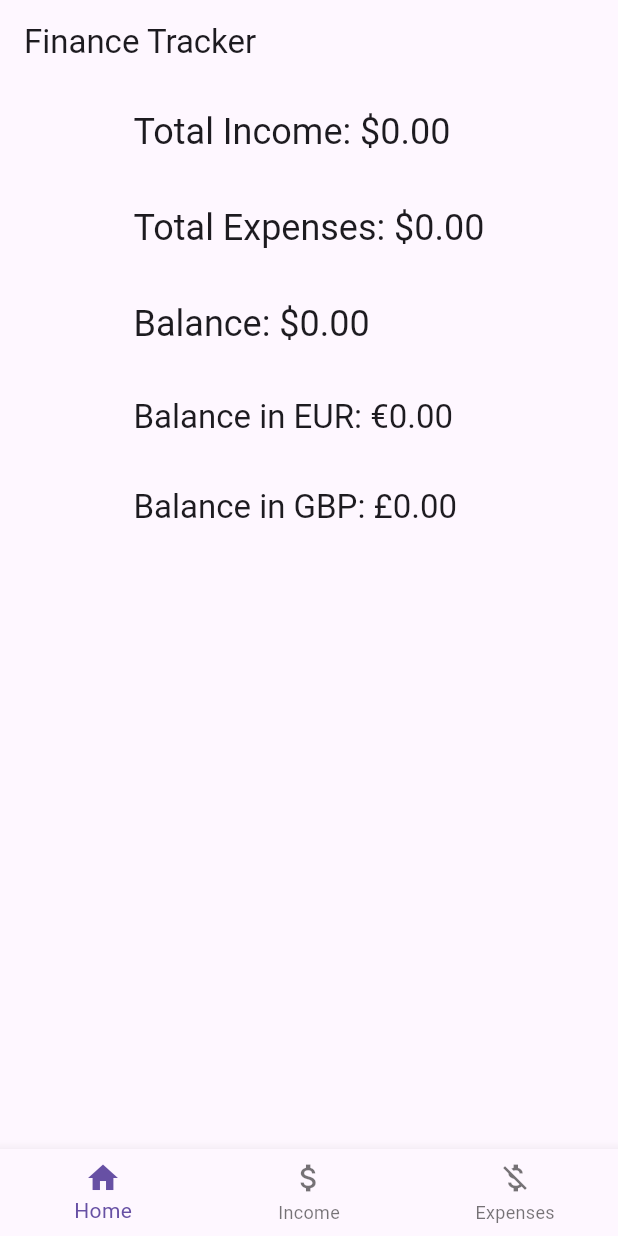
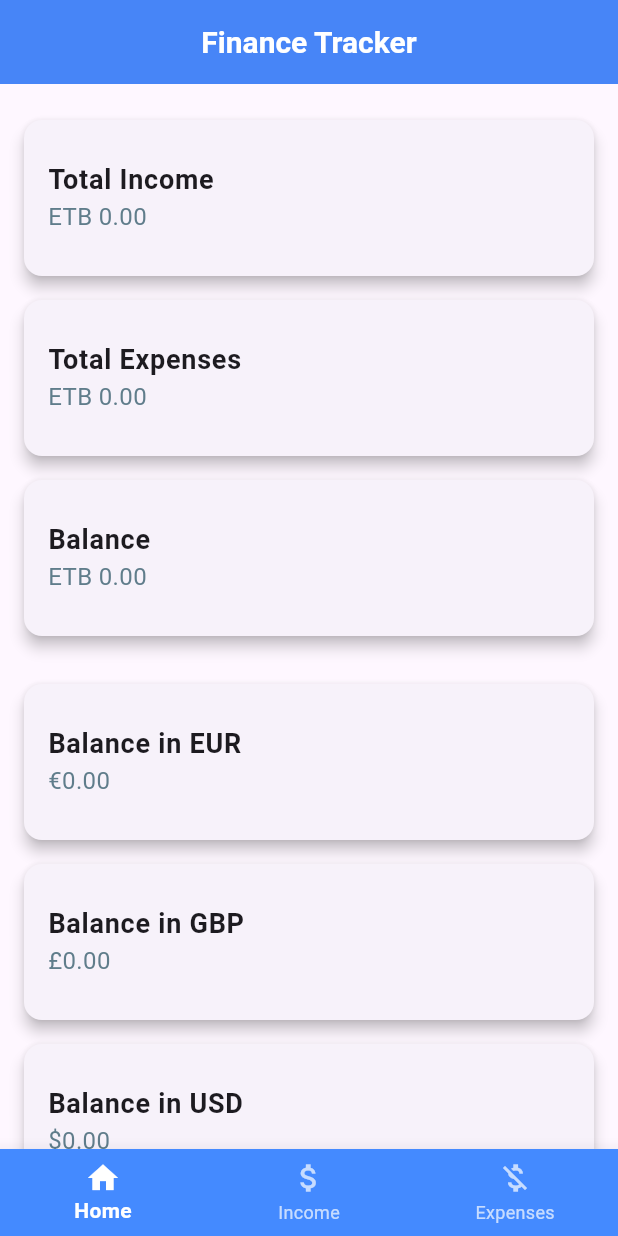
Before and after one commit to ahita1/finance_tracker, a Flutter app: the screen it shows after launch, on a phone screen of 412 x 824 dp. Run offline on Flutter 3.47's test engine with Material 3 defaults, Android fonts, the phone set to English and light mode, and no system bars; our stand-ins replace sqflite, sqflite_common_ffi; accounts and stored records are empty; network calls fail.

Commit message:
Editing page designs

```diff
--- a/analysis_options.yaml
+++ b/analysis_options.yaml
@@ -7,7 +7,7 @@
 
 # The following line activates a set of recommended lints for Flutter apps,
 # packages, and plugins designed to encourage good coding practices.
-include: package:flutter_lints/flutter.yaml
+# include: package:flutter_lints/flutter.yaml
 
 linter:
   # The lint rules applied to this project can be customized in the
--- a/lib/main.dart
+++ b/lib/main.dart
@@ -28,10 +28,21 @@ class MyApp extends StatelessWidget {
         theme: ThemeData(
           primarySwatch: Colors.blue,
           visualDensity: VisualDensity.adaptivePlatformDensity,
+          appBarTheme: AppBarTheme(
+            backgroundColor: Colors.blueAccent, // Background color of the AppBar
+            elevation: 4, // Elevation for shadow effect
+            titleTextStyle: TextStyle(
+              color: Colors.white, // Color of the AppBar title
+              fontSize: 20, // Font size of the AppBar title
+              fontWeight: FontWeight.bold, // Font weight of the AppBar title
+            ),
+            iconTheme: IconThemeData(
+              color: Colors.white, // Color of the AppBar icons
+            ),
+          ),
         ),
-        initialRoute: '/', // Set the initial route to the IncomeScreen
+        initialRoute: '/', // Set the initial route to the HomeScreen
         routes: {
-
           '/': (context) => HomeScreen(),
           '/income': (context) => IncomeScreen(),
           '/expense': (context) => ExpenseScreen(),
--- a/lib/providers/finance_provider.dart
+++ b/lib/providers/finance_provider.dart
@@ -1,11 +1,14 @@
 import 'package:flutter/material.dart';
 import '../services/db_helper.dart';
+import '../services/currency_service.dart';
 
 class FinanceProvider with ChangeNotifier {
   double _totalIncome = 0.0;
   double _totalExpenses = 0.0;
   List<Map<String, dynamic>> _incomes = [];
   List<Map<String, dynamic>> _expenses = [];
+
+  final CurrencyService _currencyService = CurrencyService();
 
   double get totalIncome => _totalIncome;
   double get totalExpenses => _totalExpenses;
@@ -50,13 +53,23 @@ class FinanceProvider with ChangeNotifier {
     await fetchExpenses(); // Refresh the list after adding
   }
 
-  double convertToEur(double amount) {
-    // Conversion logic to EUR, assume a fixed rate for simplicity
-    return amount * 0.85;
+  Future<Map<String, double>> getConversionRates() async {
+    return await _currencyService.fetchConversionRates();
   }
 
-  double convertToGbp(double amount) {
-    // Conversion logic to GBP, assume a fixed rate for simplicity
-    return amount * 0.75;
+  Future<Map<String, double>> convertBalanceToCurrencies() async {
+    final conversionRates = await getConversionRates();
+    final balanceInEtb = this.balance; // Assuming the balance is in ETB
+
+    // Convert ETB to USD
+    double etbToUsdRate = conversionRates['USD'] ?? 1.0; // Get USD rate from conversion rates
+    double balanceInUsd = balanceInEtb / etbToUsdRate; // Convert ETB to USD
+
+    return {
+      'EUR': _currencyService.convertAmount(balanceInUsd, conversionRates['EUR'] ?? 0.0),
+      'GBP': _currencyService.convertAmount(balanceInUsd, conversionRates['GBP'] ?? 0.0),
+      'USD': balanceInUsd, // USD is the base currency
+      'JPY': _currencyService.convertAmount(balanceInUsd, conversionRates['JPY'] ?? 0.0),
+    };
   }
 }
--- a/lib/screens/bottom_bar.dart
+++ b/lib/screens/bottom_bar.dart
@@ -25,6 +25,13 @@ class BottomBar extends StatelessWidget {
       ],
       currentIndex: selectedIndex,
       onTap: onItemTapped,
+      backgroundColor: Colors.blueAccent, // Background color of the BottomNavigationBar
+      selectedItemColor: Colors.white, // Color of the selected item
+      unselectedItemColor: Colors.white70, // Color of the unselected items
+      selectedLabelStyle: TextStyle(fontWeight: FontWeight.bold), // Style for the selected label
+      unselectedLabelStyle: TextStyle(fontWeight: FontWeight.normal), // Style for unselected labels
+      elevation: 10, // Shadow depth for the BottomNavigationBar
+      type: BottomNavigationBarType.fixed, // Ensures that the bottom bar items are fixed
     );
   }
 }
--- a/lib/screens/home_screen.dart
+++ b/lib/screens/home_screen.dart
@@ -2,21 +2,63 @@ import 'package:flutter/material.dart';
 import 'package:provider/provider.dart';
 import '../providers/finance_provider.dart';
 import './bottom_bar.dart';
-import './income_screen.dart'; // Import IncomeScreen
-import './expense_screen.dart'; // Import ExpenseScreen
+import './income_screen.dart';
+import './expense_screen.dart';
 
 class HomeScreen extends StatefulWidget {
   @override
   _HomeScreenState createState() => _HomeScreenState();
 }
 
-class _HomeScreenState extends State<HomeScreen> {
+class _HomeScreenState extends State<HomeScreen> with SingleTickerProviderStateMixin {
   int _selectedIndex = 0;
+  Map<String, double> convertedBalances = {};
+  bool isLoading = false;
+  late AnimationController _controller;
+  late Animation<double> _animation;
+
+  @override
+  void initState() {
+    super.initState();
+    _fetchAndConvertBalance();
+    _controller = AnimationController(
+      duration: const Duration(milliseconds: 300),
+      vsync: this,
+    );
+    _animation = CurvedAnimation(
+      parent: _controller,
+      curve: Curves.easeInOut,
+    );
+  }
 
   void _onItemTapped(int index) {
     setState(() {
       _selectedIndex = index;
+      _controller.forward().then((_) => _controller.reverse());
     });
+  }
+
+  Future<void> _fetchAndConvertBalance() async {
+    setState(() {
+      isLoading = true;
+    });
+
+    try {
+      final financeProvider = Provider.of<FinanceProvider>(context, listen: false);
+      convertedBalances = await financeProvider.convertBalanceToCurrencies();
+    } catch (e) {
+      print('Failed to convert currency: $e');
+      convertedBalances = {
+        'EUR': 0.0,
+        'GBP': 0.0,
+        'USD': 0.0,
+        'JPY': 0.0,
+      };
+    } finally {
+      setState(() {
+        isLoading = false;
+      });
+    }
   }
 
   @override
@@ -26,56 +68,15 @@ class _HomeScreenState extends State<HomeScreen> {
     return Scaffold(
       appBar: AppBar(
         title: Text('Finance Tracker'),
+        centerTitle: true,
+        backgroundColor: Colors.blueAccent,
+        elevation: 4,
       ),
       body: IndexedStack(
         index: _selectedIndex,
         children: [
-          // Home/Root Screen
-          Center(
-            child: Column(
-              crossAxisAlignment: CrossAxisAlignment.start,
-              children: [
-                Padding(
-                  padding: const EdgeInsets.all(16.0),
-                  child: Text(
-                    'Total Income: \$${financeProvider.totalIncome.toStringAsFixed(2)}',
-                    style: Theme.of(context).textTheme.headline5,
-                  ),
-                ),
-                Padding(
-                  padding: const EdgeInsets.all(16.0),
-                  child: Text(
-                    'Total Expenses: \$${financeProvider.totalExpenses.toStringAsFixed(2)}',
-                    style: Theme.of(context).textTheme.headline5,
-                  ),
-                ),
-                Padding(
-                  padding: const EdgeInsets.all(16.0),
-                  child: Text(
-                    'Balance: \$${financeProvider.balance.toStringAsFixed(2)}',
-                    style: Theme.of(context).textTheme.headline5,
-                  ),
-                ),
-                Padding(
-                  padding: const EdgeInsets.all(16.0),
-                  child: Text(
-                    'Balance in EUR: €${financeProvider.convertToEur(financeProvider.balance).toStringAsFixed(2)}',
-                    style: Theme.of(context).textTheme.headline6,
-                  ),
-                ),
-                Padding(
-                  padding: const EdgeInsets.all(16.0),
-                  child: Text(
-                    'Balance in GBP: £${financeProvider.convertToGbp(financeProvider.balance).toStringAsFixed(2)}',
-                    style: Theme.of(context).textTheme.headline6,
-                  ),
-                ),
-              ],
-            ),
-          ),
-          // Income Screen
+          _buildHomeContent(financeProvider),
           IncomeScreen(),
-          // Expenses Screen
           ExpenseScreen(),
         ],
       ),
@@ -85,4 +86,88 @@ class _HomeScreenState extends State<HomeScreen> {
       ),
     );
   }
+
+  Widget _buildHomeContent(FinanceProvider financeProvider) {
+    return SingleChildScrollView(
+      child: Padding(
+        padding: const EdgeInsets.all(16.0),
+        child: Column(
+          crossAxisAlignment: CrossAxisAlignment.start,
+          children: [
+            AnimatedSwitcher(
+              duration: Duration(milliseconds: 300),
+              child: isLoading
+                  ? Center(child: CircularProgressIndicator())
+                  : Column(
+                      children: [
+                        _buildBalanceCard('Total Income', 'ETB ${financeProvider.totalIncome.toStringAsFixed(2)}'),
+                        _buildBalanceCard('Total Expenses', 'ETB ${financeProvider.totalExpenses.toStringAsFixed(2)}'),
+                        _buildBalanceCard('Balance', 'ETB ${financeProvider.balance.toStringAsFixed(2)}'),
+                        SizedBox(height: 16),
+                        _buildConvertedBalanceCard('Balance in EUR', '€${convertedBalances['EUR']?.toStringAsFixed(2) ?? '0.00'}'),
+                        _buildConvertedBalanceCard('Balance in GBP', '£${convertedBalances['GBP']?.toStringAsFixed(2) ?? '0.00'}'),
+                        _buildConvertedBalanceCard('Balance in USD', '\$${convertedBalances['USD']?.toStringAsFixed(2) ?? '0.00'}'),
+                        _buildConvertedBalanceCard('Balance in JPY', '¥${convertedBalances['JPY']?.toStringAsFixed(2) ?? '0.00'}'),
+                      ],
+                    ),
+            ),
+          ],
+        ),
+      ),
+    );
+  }
+
+  Widget _buildBalanceCard(String title, String amount) {
+    return Card(
+      margin: EdgeInsets.symmetric(vertical: 8.0),
+      elevation: 4.0,
+      shape: RoundedRectangleBorder(
+        borderRadius: BorderRadius.circular(12.0),
+      ),
+      child: ListTile(
+        contentPadding: EdgeInsets.all(16.0),
+        title: Text(
+          title,
+          style: TextStyle(
+            fontSize: 18,
+            fontWeight: FontWeight.bold,
+          ),
+        ),
+        subtitle: Text(
+          amount,
+          style: TextStyle(
+            fontSize: 16,
+            color: Colors.blueGrey,
+          ),
+        ),
+      ),
+    );
+  }
+
+  Widget _buildConvertedBalanceCard(String title, String amount) {
+    return Card(
+      margin: EdgeInsets.symmetric(vertical: 8.0),
+      elevation: 4.0,
+      shape: RoundedRectangleBorder(
+        borderRadius: BorderRadius.circular(12.0),
+      ),
+      child: ListTile(
+        contentPadding: EdgeInsets.all(16.0),
+        title: Text(
+          title,
+          style: TextStyle(
+            fontSize: 18,
+            fontWeight: FontWeight.bold,
+          ),
+        ),
+        subtitle: Text(
+          amount,
+          style: TextStyle(
+            fontSize: 16,
+            color: Colors.blueGrey,
+          ),
+        ),
+      ),
+    );
+  }
 }
--- a/lib/screens/income_screen.dart
+++ b/lib/screens/income_screen.dart
@@ -39,9 +39,6 @@ class _IncomeScreenState extends State<IncomeScreen> {
   @override
   Widget build(BuildContext context) {
     return Scaffold(
-      appBar: AppBar(
-        title: Text('Add Income'),
-      ),
       body: Padding(
         padding: const EdgeInsets.all(16.0),
         child: Column(
@@ -92,7 +89,7 @@ class _IncomeScreenState extends State<IncomeScreen> {
                   SizedBox(height: 20),
                   ElevatedButton(
                     onPressed: _saveIncome,
-                    child: Text('Save Income'),
+                    child: Text('Add Income'),
                   ),
                 ],
               ),
```
Also changed, not shown: lib/screens/expense_screen.dart (+83 -34 lines), lib/services/currency_service.dart (added, +35 -0 lines), lib/widgets/income_tile.dart (deleted, +0 -17 lines), pubspec.lock.
